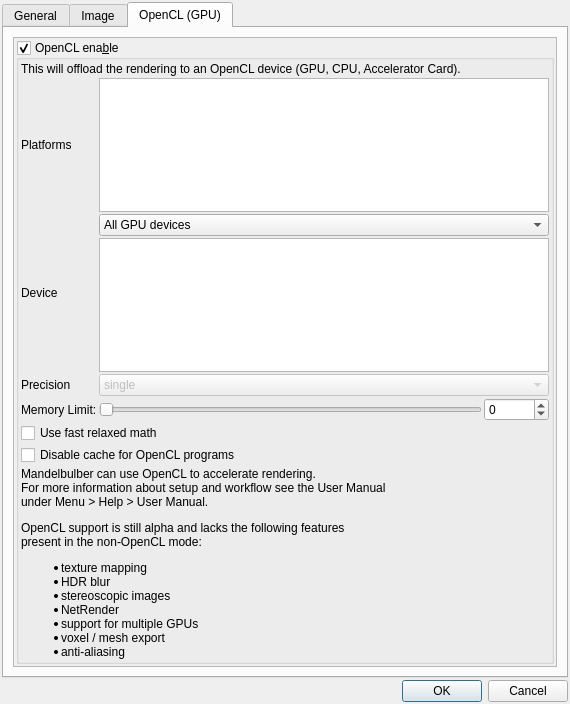
Above: mandelbulber2/qt/preferences_dialog.ui from buddhi1980/mandelbulber2 before the change. Below: the same form after it.
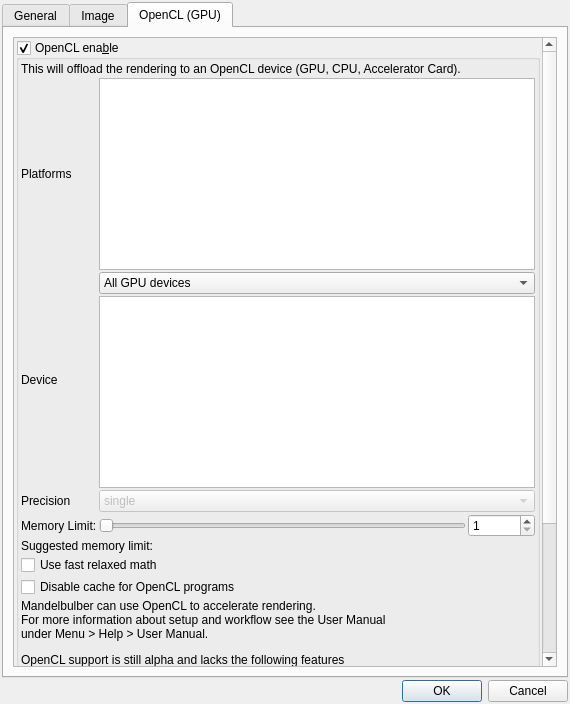
That is the form after the change. The open tabs and pages were chosen to show the change. Icons and pictures are not drawn. Custom widgets are drawn as their Qt base class.

Commit message: Added suggestion for memory limit in OpenCL tab. Information is based on CL_DEVICE_MAX_MEM_ALLOC_SIZE

What changed in the file:
```diff
--- a/mandelbulber2/qt/preferences_dialog.ui
+++ b/mandelbulber2/qt/preferences_dialog.ui
@@ -976,8 +976,8 @@
            <rect>
             <x>0</x>
             <y>0</y>
-            <width>546</width>
-            <height>628</height>
+            <width>528</width>
+            <height>841</height>
            </rect>
           </property>
           <layout class="QVBoxLayout" name="verticalLayout_OpenCL">
@@ -1065,7 +1065,7 @@
                    <number>1</number>
                   </property>
                   <property name="maximum">
-                   <number>10000</number>
+                   <number>100000</number>
                   </property>
                   <property name="singleStep">
                    <number>8</number>
@@ -1081,10 +1081,10 @@
                 <item row="3" column="2">
                  <widget class="MySpinBox" name="spinboxInt_opencl_memory_limit">
                   <property name="minimum">
-                   <number>-10000</number>
+                   <number>1</number>
                   </property>
                   <property name="maximum">
-                   <number>10000</number>
+                   <number>100000</number>
                   </property>
                  </widget>
                 </item>
@@ -1171,7 +1171,7 @@
                   </property>
                  </widget>
                 </item>
-                <item row="5" column="0" colspan="3">
+                <item row="6" column="0" colspan="3">
                  <widget class="QCheckBox" name="checkBox_opencl_disable_build_cache">
                   <property name="toolTip">
                    <string>&lt;html&gt;&lt;head/&gt;&lt;body&gt;&lt;p&gt;It disables 'compute cache' used by NVidia driver. It is sometimes needed to use this option to refresh precompiled OpenCL programs after changing OpenCL source files (e.g. after upgrade of the program).&lt;/p&gt;&lt;/body&gt;&lt;/html&gt;</string>
@@ -1181,7 +1181,7 @@
                   </property>
                  </widget>
                 </item>
-                <item row="4" column="0" colspan="3">
+                <item row="5" column="0" colspan="3">
                  <widget class="QCheckBox" name="checkBox_opencl_use_fast_relaxed_math">
                   <property name="toolTip">
                    <string>&lt;html&gt;&lt;head/&gt;&lt;body&gt;&lt;p&gt;It enables -cl-fast-relaxed-math OpenCL flag. It provides additional speed by removing some checks to the math operations like division by zero or Not-a-Number. In some cases it can lead to unpredictable results.&lt;/p&gt;&lt;p&gt;It is needed to restart the program to apply this option.&lt;/p&gt;&lt;/body&gt;&lt;/html&gt;</string>
@@ -1191,6 +1191,16 @@
                   </property>
                  </widget>
                 </item>
+                <item row="4" column="0" colspan="3">
+                 <widget class="QLabel" name="label_opencl_suggested_memory_limit">
+                  <property name="text">
+                   <string>Suggested memory limit:</string>
+                  </property>
+                  <property name="wordWrap">
+                   <bool>true</bool>
+                  </property>
+                 </widget>
+                </item>
                </layout>
               </item>
               <item>
```
The commit also changes 2 other files.
